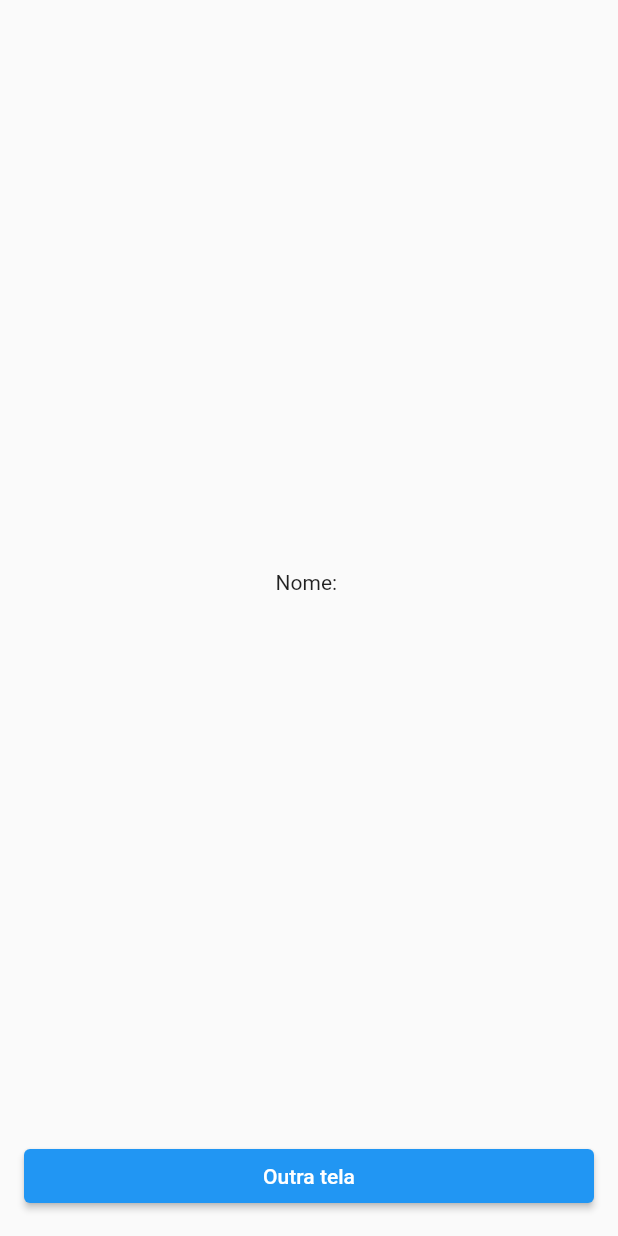
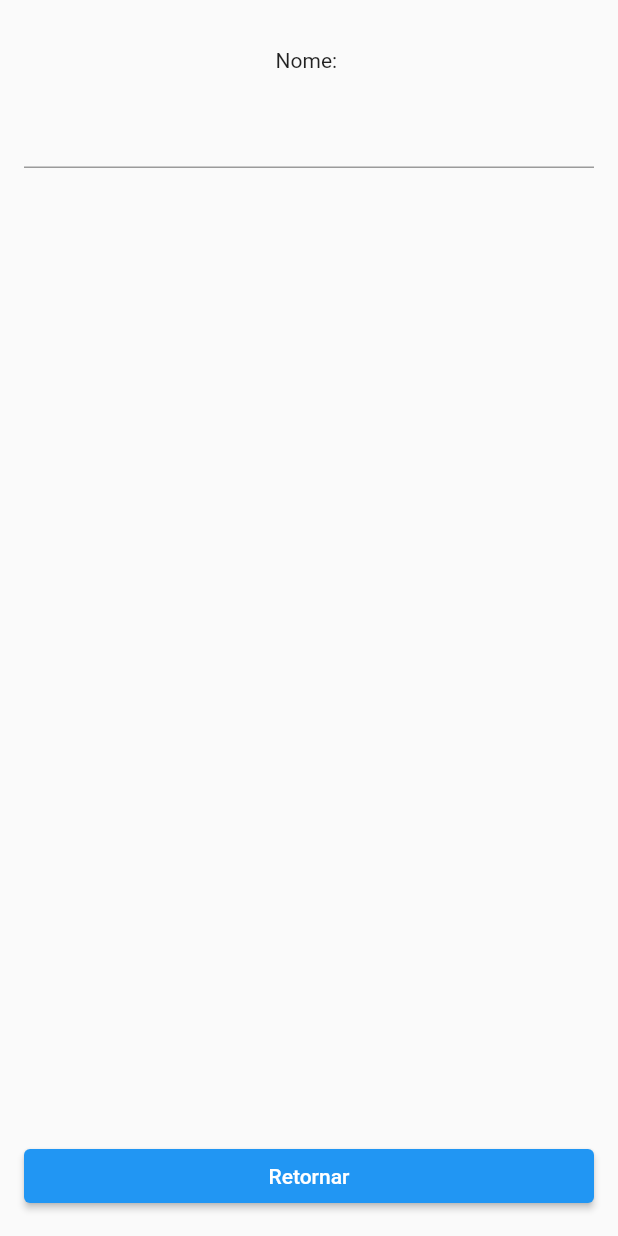
Before and after one commit to marcofontel/FlutterGetx, a Flutter app: the screen it shows after launch, after a tap on "Listar dados", on a phone screen of 412 x 824 dp. Run offline on Flutter 3.47's test engine with Material 2 defaults, Android fonts, the phone set to English and light mode, and no system bars; our stand-ins replace get.

Commit message:
Navegação com GetX - Passando valor

```diff
--- a/lib/main.dart
+++ b/lib/main.dart
@@ -100,8 +100,9 @@ class GetXPrincipal extends StatelessWidget {
                 ],
               ),
               ElevatedButton(
-                  onPressed: () {
-                    Get.to(const Teste());
+                  onPressed: () async {
+                    final nome = await Get.to(() => Teste());
+                    userController.setUserName(nome);
                     // Navigator.of(context).push(
                     //   MaterialPageRoute(
                     //     builder: (context) {
@@ -120,8 +121,9 @@ class GetXPrincipal extends StatelessWidget {
 }
 
 class Teste extends StatelessWidget {
-  const Teste({super.key});
+  Teste({super.key});
   // final UserController userController = Get.find();
+  var textController = TextEditingController();
   @override
   Widget build(BuildContext context) {
     return MaterialApp(
@@ -133,17 +135,30 @@ class Teste extends StatelessWidget {
             children: [
               GetX<UserController>(
                 builder: (controller) {
-                  return Expanded(
-                    child: Center(
-                        child: Text('Nome: ${controller.user.value.name}')),
+                  return Column(
+                    children: [
+                      Padding(
+                        padding: const EdgeInsets.all(16),
+                        child: Center(
+                          child: Text(
+                            'Nome: ${controller.user.value.name}',
+                          ),
+                        ),
+                      ),
+                    ],
                   );
                 },
               ),
+              Expanded(
+                child: TextField(
+                  controller: textController,
+                ),
+              ),
               ElevatedButton(
                   onPressed: () {
-                    Get.back();
+                    Get.back(result: textController.text);
                   },
-                  child: const Text('Outra tela'))
+                  child: const Text('Retornar'))
             ],
           ),
         ),
```
